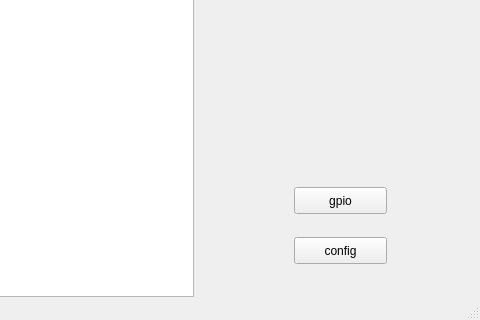
Above: mainwindow.ui from nasserGanjali/baslerCamera-findHole-openCV before the change; both pictures show x 616 to 1096 and y 349 to 669 of the 1096 by 669 pixel window. Below: the same form after it.
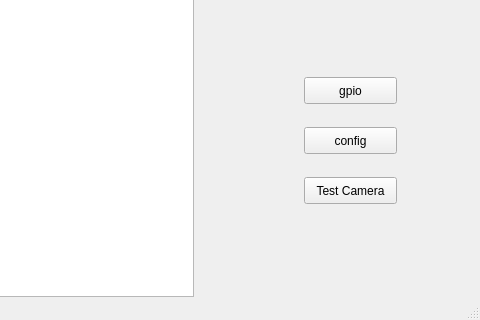
That is the form after the change.

Commit message: add check camera network

What changed in the file:
```diff
--- a/mainwindow.ui
+++ b/mainwindow.ui
@@ -63,8 +63,8 @@
    <widget class="QPushButton" name="pushButton">
     <property name="geometry">
      <rect>
-      <x>910</x>
-      <y>550</y>
+      <x>920</x>
+      <y>440</y>
       <width>93</width>
       <height>27</height>
      </rect>
@@ -76,8 +76,8 @@
    <widget class="QPushButton" name="btnTestGPIO">
     <property name="geometry">
      <rect>
-      <x>910</x>
-      <y>500</y>
+      <x>920</x>
+      <y>390</y>
       <width>93</width>
       <height>27</height>
      </rect>
@@ -122,6 +122,19 @@
      <string>0</string>
     </property>
    </widget>
+   <widget class="QPushButton" name="btnTestCamera">
+    <property name="geometry">
+     <rect>
+      <x>920</x>
+      <y>490</y>
+      <width>93</width>
+      <height>27</height>
+     </rect>
+    </property>
+    <property name="text">
+     <string>Test Camera</string>
+    </property>
+   </widget>
   </widget>
   <widget class="QMenuBar" name="menuBar">
    <property name="geometry">
```
The commit also changes 9 other files.
